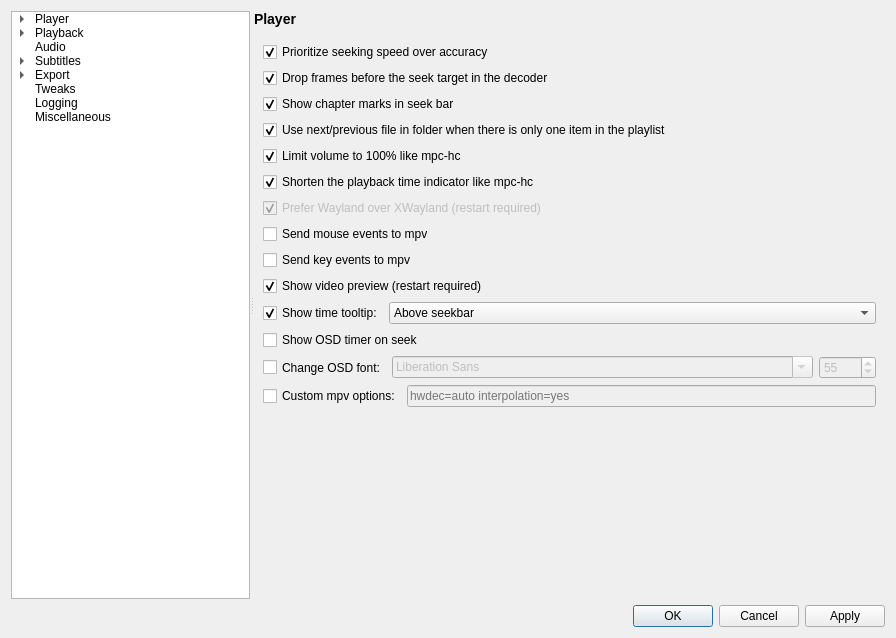
Above: src/settingswindow.ui from mpc-qt/mpc-qt before the change. Below: the same form after it.
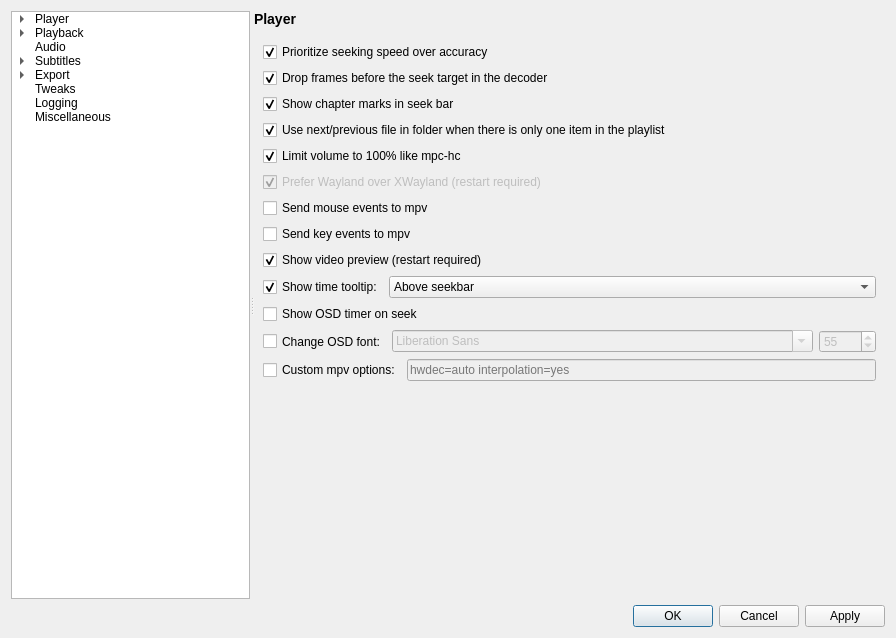
That is the form after the change.

Commit message: Support changing status time format by click and add remaining and percentage modes

Diff of the .ui file:
```diff
--- a/src/settingswindow.ui
+++ b/src/settingswindow.ui
@@ -7790,16 +7790,6 @@
             </widget>
            </item>
            <item row="5" column="0" colspan="2">
-            <widget class="QCheckBox" name="tweaksTimeShort">
-             <property name="text">
-              <string>Shorten the playback time indicator like mpc-hc</string>
-             </property>
-             <property name="checked">
-              <bool>true</bool>
-             </property>
-            </widget>
-           </item>
-           <item row="6" column="0" colspan="2">
             <widget class="QCheckBox" name="tweaksPreferWayland">
              <property name="enabled">
               <bool>false</bool>
@@ -7812,21 +7802,21 @@
              </property>
             </widget>
            </item>
-           <item row="7" column="0" colspan="2">
+           <item row="6" column="0" colspan="2">
             <widget class="QCheckBox" name="tweaksMpvMouseEvents">
              <property name="text">
               <string>Send mouse events to mpv</string>
              </property>
             </widget>
            </item>
-           <item row="8" column="0" colspan="2">
+           <item row="7" column="0" colspan="2">
             <widget class="QCheckBox" name="tweaksMpvKeyEvents">
              <property name="text">
               <string>Send key events to mpv</string>
              </property>
             </widget>
            </item>
-           <item row="9" column="0" colspan="2">
+           <item row="8" column="0" colspan="2">
             <widget class="QCheckBox" name="tweaksVideoPreview">
              <property name="text">
               <string>Show video preview (restart required)</string>
@@ -7836,7 +7826,7 @@
              </property>
             </widget>
            </item>
-           <item row="10" column="0" colspan="2">
+           <item row="9" column="0" colspan="2">
             <layout class="QHBoxLayout" name="tweaksTimeTooltipLayout" stretch="0,0">
              <item>
               <widget class="QCheckBox" name="tweaksTimeTooltip">
@@ -7873,14 +7863,14 @@
              </item>
             </layout>
            </item>
-           <item row="11" column="0" colspan="2">
+           <item row="10" column="0" colspan="2">
             <widget class="QCheckBox" name="tweaksOsdTimerOnSeek">
              <property name="text">
               <string>Show OSD timer on seek</string>
              </property>
             </widget>
            </item>
-           <item row="12" column="0" colspan="2">
+           <item row="11" column="0" colspan="2">
             <layout class="QHBoxLayout" name="tweaksOsdFontLayout" stretch="0,1,0">
              <item>
               <widget class="QCheckBox" name="tweaksOsdFontChkBox">
@@ -7935,7 +7925,7 @@
              </item>
             </layout>
            </item>
-           <item row="13" column="0" colspan="2">
+           <item row="12" column="0" colspan="2">
             <layout class="QHBoxLayout" name="tweaksMpvOptionsLayout" stretch="0,1">
              <item>
               <widget class="QCheckBox" name="tweaksMpvOptionsChkBox">
@@ -7968,7 +7958,7 @@
              </item>
             </layout>
            </item>
-           <item row="14" column="0">
+           <item row="13" column="0">
             <spacer name="verticalSpacer_9">
              <property name="orientation">
               <enum>Qt::Orientation::Vertical</enum>
```
The commit also changes 28 other files.
